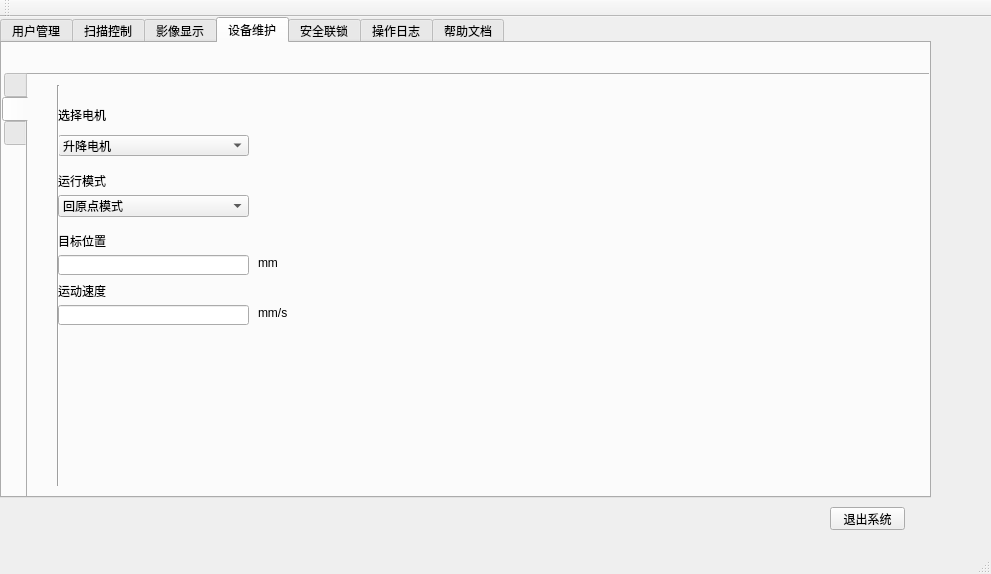
The window that GUI/mainwindow.ui (xzyuan/newCT) describes before a commit, drawn with Qt 5.
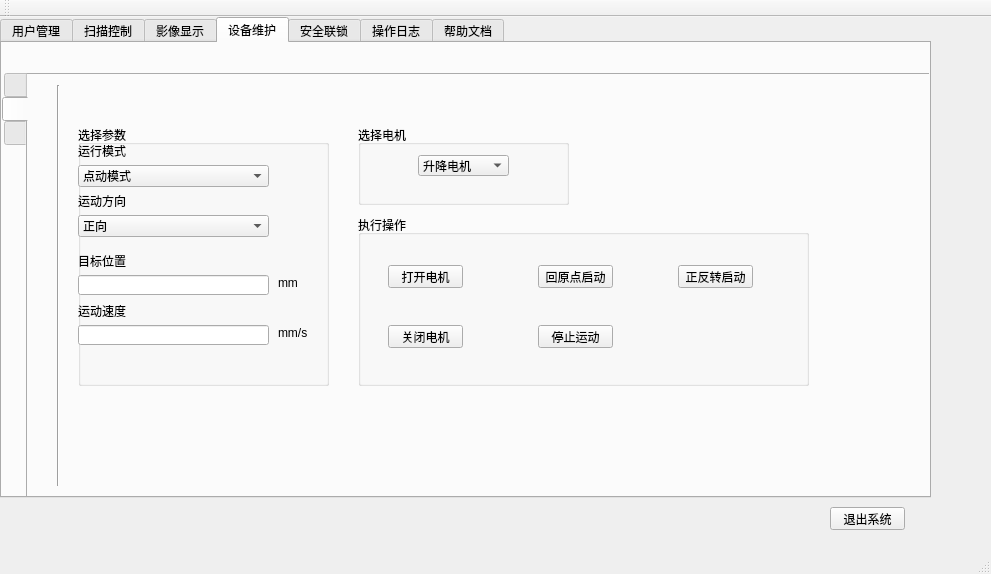
The same window after the commit. The open tabs and pages were chosen to show the change. Icons and pictures are not drawn.

Commit message: 设计样品台控制器通讯ing -把GUI图片转移到src文件夹下 -将login界面中密码改为nsrl，方便调试 -设计了样品台电机的参数及参数的读取 -设计了关闭电机按钮为send参数，发送成功提示“关闭成功”，失败提示无法连接到控制器

```diff
--- a/GUI/mainwindow.ui
+++ b/GUI/mainwindow.ui
@@ -747,29 +747,6 @@
        <attribute name="title">
         <string/>
        </attribute>
-       <widget class="QComboBox" name="comboBox">
-        <property name="geometry">
-         <rect>
-          <x>30</x>
-          <y>60</y>
-          <width>191</width>
-          <height>21</height>
-         </rect>
-        </property>
-        <property name="editable">
-         <bool>false</bool>
-        </property>
-        <item>
-         <property name="text">
-          <string>升降电机</string>
-         </property>
-        </item>
-        <item>
-         <property name="text">
-          <string>旋转电机</string>
-         </property>
-        </item>
-       </widget>
        <widget class="Line" name="line">
         <property name="geometry">
          <rect>
@@ -783,47 +760,120 @@
          <enum>Qt::Vertical</enum>
         </property>
        </widget>
-       <widget class="QLabel" name="label_20">
+       <widget class="QGroupBox" name="groupBox_6">
         <property name="geometry">
          <rect>
+          <x>330</x>
+          <y>140</y>
+          <width>451</width>
+          <height>171</height>
+         </rect>
+        </property>
+        <property name="title">
+         <string>执行操作</string>
+        </property>
+        <property name="flat">
+         <bool>false</bool>
+        </property>
+        <property name="checkable">
+         <bool>false</bool>
+        </property>
+        <widget class="QPushButton" name="btn_SampleOff">
+         <property name="geometry">
+          <rect>
           <x>30</x>
-          <y>30</y>
-          <width>54</width>
-          <height>20</height>
+           <y>110</y>
+           <width>75</width>
+           <height>23</height>
          </rect>
         </property>
         <property name="text">
-         <string>选择电机</string>
-        </property>
-       </widget>
-       <widget class="QLabel" name="label_30">
+          <string>关闭电机</string>
+         </property>
+        </widget>
+        <widget class="QPushButton" name="btn_SampleStop">
         <property name="geometry">
          <rect>
+           <x>180</x>
+           <y>110</y>
+           <width>75</width>
+           <height>23</height>
+          </rect>
+         </property>
+         <property name="text">
+          <string>停止运动</string>
+         </property>
+        </widget>
+        <widget class="QPushButton" name="btn_SampleOriginStart">
+         <property name="geometry">
+          <rect>
+           <x>180</x>
+           <y>50</y>
+           <width>75</width>
+           <height>23</height>
+          </rect>
+         </property>
+         <property name="text">
+          <string>回原点启动</string>
+         </property>
+        </widget>
+        <widget class="QPushButton" name="btn_SampleOn">
+         <property name="geometry">
+          <rect>
           <x>30</x>
-          <y>210</y>
+           <y>50</y>
+           <width>75</width>
+           <height>23</height>
+          </rect>
+         </property>
+         <property name="text">
+          <string>打开电机</string>
+         </property>
+        </widget>
+        <widget class="QPushButton" name="btn_SampleDirectionStart">
+         <property name="geometry">
+          <rect>
+           <x>320</x>
+           <y>50</y>
+           <width>75</width>
+           <height>23</height>
+          </rect>
+         </property>
+         <property name="text">
+          <string>正反转启动</string>
+         </property>
+        </widget>
+       </widget>
+       <widget class="QGroupBox" name="groupBox_7">
+        <property name="geometry">
+         <rect>
+          <x>50</x>
+          <y>50</y>
+          <width>251</width>
+          <height>261</height>
+         </rect>
+        </property>
+        <property name="title">
+         <string>选择参数</string>
+        </property>
+        <widget class="QLabel" name="label_32">
+         <property name="geometry">
+          <rect>
+           <x>0</x>
+           <y>20</y>
           <width>54</width>
           <height>12</height>
          </rect>
         </property>
         <property name="text">
-         <string>运动速度</string>
-        </property>
-       </widget>
-       <widget class="QLineEdit" name="lineEdit">
-        <property name="geometry">
-         <rect>
-          <x>30</x>
-          <y>230</y>
-          <width>191</width>
-          <height>20</height>
-         </rect>
+          <string>运行模式</string>
         </property>
        </widget>
        <widget class="QLabel" name="label_31">
         <property name="geometry">
          <rect>
-          <x>230</x>
-          <y>230</y>
+           <x>200</x>
+           <y>200</y>
           <width>31</width>
           <height>16</height>
          </rect>
@@ -832,49 +882,11 @@
          <string>mm/s</string>
         </property>
        </widget>
-       <widget class="QLabel" name="label_32">
-        <property name="geometry">
-         <rect>
-          <x>30</x>
-          <y>100</y>
-          <width>54</width>
-          <height>12</height>
-         </rect>
-        </property>
-        <property name="text">
-         <string>运行模式</string>
-        </property>
-       </widget>
-       <widget class="QComboBox" name="comboBox_2">
-        <property name="geometry">
-         <rect>
-          <x>30</x>
-          <y>120</y>
-          <width>191</width>
-          <height>22</height>
-         </rect>
-        </property>
-        <item>
-         <property name="text">
-          <string>回原点模式</string>
-         </property>
-        </item>
-        <item>
-         <property name="text">
-          <string>点动模式</string>
-         </property>
-        </item>
-        <item>
-         <property name="text">
-          <string>定位运动模式</string>
-         </property>
-        </item>
-       </widget>
        <widget class="QLabel" name="label_33">
         <property name="geometry">
          <rect>
-          <x>30</x>
-          <y>160</y>
+           <x>0</x>
+           <y>130</y>
           <width>54</width>
           <height>12</height>
          </rect>
@@ -883,11 +895,87 @@
          <string>目标位置</string>
         </property>
        </widget>
-       <widget class="QLineEdit" name="lineEdit_2">
+        <widget class="QLabel" name="label_30">
         <property name="geometry">
          <rect>
-          <x>30</x>
+           <x>0</x>
           <y>180</y>
+           <width>54</width>
+           <height>12</height>
+          </rect>
+         </property>
+         <property name="text">
+          <string>运动速度</string>
+         </property>
+        </widget>
+        <widget class="QComboBox" name="comboBox_SampleMode">
+         <property name="geometry">
+          <rect>
+           <x>0</x>
+           <y>40</y>
+           <width>191</width>
+           <height>22</height>
+          </rect>
+         </property>
+         <item>
+          <property name="text">
+           <string>点动模式</string>
+          </property>
+         </item>
+         <item>
+          <property name="text">
+           <string>定位运动模式</string>
+          </property>
+         </item>
+        </widget>
+        <widget class="QComboBox" name="comboBox_SampleDirection">
+         <property name="geometry">
+          <rect>
+           <x>0</x>
+           <y>90</y>
+           <width>191</width>
+           <height>22</height>
+          </rect>
+         </property>
+         <item>
+          <property name="text">
+           <string>正向</string>
+          </property>
+         </item>
+         <item>
+          <property name="text">
+           <string>反向</string>
+          </property>
+         </item>
+        </widget>
+        <widget class="QLabel" name="label_35">
+         <property name="geometry">
+          <rect>
+           <x>0</x>
+           <y>70</y>
+           <width>54</width>
+           <height>12</height>
+          </rect>
+         </property>
+         <property name="text">
+          <string>运动方向</string>
+         </property>
+        </widget>
+        <widget class="QLineEdit" name="lineEdit_SampleDestPosition">
+         <property name="geometry">
+          <rect>
+           <x>0</x>
+           <y>150</y>
+           <width>191</width>
+           <height>20</height>
+          </rect>
+         </property>
+        </widget>
+        <widget class="QLineEdit" name="lineEdit_SampleSpeed">
+         <property name="geometry">
+          <rect>
+           <x>0</x>
+           <y>200</y>
           <width>191</width>
           <height>20</height>
          </rect>
@@ -896,8 +984,8 @@
        <widget class="QLabel" name="label_34">
         <property name="geometry">
          <rect>
-          <x>230</x>
-          <y>180</y>
+           <x>200</x>
+           <y>150</y>
           <width>21</width>
           <height>16</height>
          </rect>
@@ -907,6 +995,43 @@
         </property>
        </widget>
       </widget>
+       <widget class="QGroupBox" name="groupBox_8">
+        <property name="geometry">
+         <rect>
+          <x>330</x>
+          <y>50</y>
+          <width>211</width>
+          <height>80</height>
+         </rect>
+        </property>
+        <property name="title">
+         <string>选择电机</string>
+        </property>
+        <widget class="QComboBox" name="comboBox_SampleSelect">
+         <property name="geometry">
+          <rect>
+           <x>60</x>
+           <y>30</y>
+           <width>91</width>
+           <height>21</height>
+          </rect>
+         </property>
+         <property name="editable">
+          <bool>false</bool>
+         </property>
+         <item>
+          <property name="text">
+           <string>升降电机</string>
+          </property>
+         </item>
+         <item>
+          <property name="text">
+           <string>旋转电机</string>
+          </property>
+         </item>
+        </widget>
+       </widget>
+      </widget>
       <widget class="QWidget" name="tab_12">
        <attribute name="icon">
         <iconset>
```
Left out of the diff: 18 changed lines with no effect on the pictures. Lines whose indentation alone changed are shown as unchanged. The commit also changes 14 other files.
